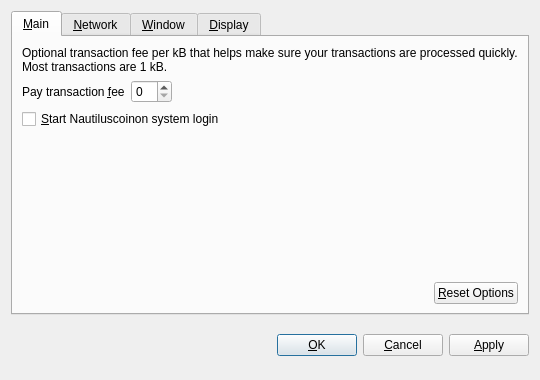
Before: the Qt Designer form src/qt/forms/optionsdialog.ui in bryceweiner/nautiluscoin, drawn with Qt 5.
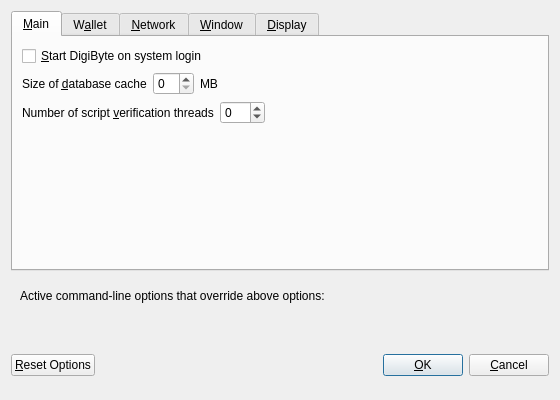
After: the same form once the commit is applied. Custom widgets are drawn as their Qt base class.

Commit message: Import of DigiByte 2.9.1 codebase

```diff
--- a/src/qt/forms/optionsdialog.ui
+++ b/src/qt/forms/optionsdialog.ui
@@ -6,8 +6,8 @@
    <rect>
     <x>0</x>
     <y>0</y>
-    <width>540</width>
-    <height>380</height>
+    <width>560</width>
+    <height>400</height>
    </rect>
   </property>
   <property name="windowTitle">
@@ -19,9 +19,6 @@
   <layout class="QVBoxLayout" name="verticalLayout">
    <item>
     <widget class="QTabWidget" name="tabWidget">
-     <property name="tabPosition">
-      <enum>QTabWidget::North</enum>
-     </property>
      <property name="currentIndex">
       <number>0</number>
      </property>
@@ -31,6 +28,122 @@
       </attribute>
       <layout class="QVBoxLayout" name="verticalLayout_Main">
        <item>
+        <widget class="QCheckBox" name="digibyteAtStartup">
+         <property name="toolTip">
+          <string>Automatically start DigiByte after logging in to the system.</string>
+         </property>
+         <property name="text">
+          <string>&amp;Start DigiByte on system login</string>
+         </property>
+        </widget>
+       </item>
+       <item>
+        <layout class="QHBoxLayout" name="horizontalLayout_2_Main">
+         <item>
+          <widget class="QLabel" name="databaseCacheLabel">
+           <property name="text">
+            <string>Size of &amp;database cache</string>
+           </property>
+           <property name="textFormat">
+            <enum>Qt::PlainText</enum>
+           </property>
+           <property name="buddy">
+            <cstring>databaseCache</cstring>
+           </property>
+          </widget>
+         </item>
+         <item>
+          <widget class="QSpinBox" name="databaseCache"/>
+         </item>
+         <item>
+          <widget class="QLabel" name="databaseCacheUnitLabel">
+           <property name="text">
+            <string>MB</string>
+           </property>
+           <property name="textFormat">
+            <enum>Qt::PlainText</enum>
+           </property>
+          </widget>
+         </item>
+         <item>
+          <spacer name="horizontalSpacer_2_Main">
+           <property name="orientation">
+            <enum>Qt::Horizontal</enum>
+           </property>
+           <property name="sizeHint" stdset="0">
+            <size>
+             <width>40</width>
+             <height>20</height>
+            </size>
+           </property>
+          </spacer>
+         </item>
+        </layout>
+       </item>
+       <item>
+        <layout class="QHBoxLayout" name="horizontalLayout_3_Main">
+         <item>
+          <widget class="QLabel" name="threadsScriptVerifLabel">
+           <property name="text">
+            <string>Number of script &amp;verification threads</string>
+           </property>
+           <property name="textFormat">
+            <enum>Qt::PlainText</enum>
+           </property>
+           <property name="buddy">
+            <cstring>threadsScriptVerif</cstring>
+           </property>
+          </widget>
+         </item>
+         <item>
+          <widget class="QSpinBox" name="threadsScriptVerif">
+           <property name="toolTip">
+            <string>Set the number of script verification threads (up to 16, 0 = auto, &lt;0 = leave that many cores free, default: 0)</string>
+           </property>
+           <property name="minimum">
+            <number>-16</number>
+           </property>
+           <property name="maximum">
+            <number>16</number>
+           </property>
+          </widget>
+         </item>
+         <item>
+          <spacer name="horizontalSpacer_3_Main">
+           <property name="orientation">
+            <enum>Qt::Horizontal</enum>
+           </property>
+           <property name="sizeHint" stdset="0">
+            <size>
+             <width>40</width>
+             <height>20</height>
+            </size>
+           </property>
+          </spacer>
+         </item>
+        </layout>
+       </item>
+       <item>
+        <spacer name="verticalSpacer_Main">
+         <property name="orientation">
+          <enum>Qt::Vertical</enum>
+         </property>
+         <property name="sizeHint" stdset="0">
+          <size>
+           <width>20</width>
+           <height>40</height>
+          </size>
+         </property>
+        </spacer>
+       </item>
+      </layout>
+     </widget>
+     <widget class="QWidget" name="tabWallet">
+      <attribute name="title">
+       <string>W&amp;allet</string>
+      </attribute>
+      <layout class="QVBoxLayout" name="verticalLayout_Wallet">
+       <item>
         <widget class="QLabel" name="transactionFeeInfoLabel">
          <property name="text">
           <string>Optional transaction fee per kB that helps make sure your transactions are processed quickly. Most transactions are 1 kB.</string>
@@ -44,7 +157,7 @@
         </widget>
        </item>
        <item>
-        <layout class="QHBoxLayout" name="horizontalLayout_1_Main">
+        <layout class="QHBoxLayout" name="horizontalLayout_1_Wallet">
          <item>
           <widget class="QLabel" name="transactionFeeLabel">
            <property name="text">
@@ -59,7 +172,7 @@
           </widget>
          </item>
          <item>
-          <widget class="BitcoinAmountField" name="transactionFee"/>
+          <widget class="DigiByteAmountField" name="transactionFee"/>
          </item>
          <item>
           <spacer name="horizontalSpacer_1_Main">
@@ -77,17 +190,17 @@
         </layout>
        </item>
        <item>
-        <widget class="QCheckBox" name="bitcoinAtStartup">
-         <property name="toolTip">
-          <string>Automatically start Nautiluscoinafter logging in to the system.</string>
+        <widget class="QLabel" name="spendZeroConfChangeInfoLabel">
+         <property name="text">
+          <string>If you disable the spending of unconfirmed change, the change from a transaction cannot be used until that transaction has at least one confirmation. This also affects how your balance is computed.</string>
          </property>
          <property name="text">
-          <string>&amp;Start Nautiluscoinon system login</string>
+          <string>&amp;Spend unconfirmed change (experts only)</string>
          </property>
         </widget>
        </item>
        <item>
-        <spacer name="verticalSpacer_Main">
+        <spacer name="verticalSpacer_Wallet">
          <property name="orientation">
           <enum>Qt::Vertical</enum>
          </property>
@@ -99,36 +212,6 @@
          </property>
         </spacer>
        </item>
-       <item>
-        <layout class="QHBoxLayout" name="horizontalLayout_2_Main">
-         <item>
-          <spacer name="horizontalSpacer_2_Main">
-           <property name="orientation">
-            <enum>Qt::Horizontal</enum>
-           </property>
-           <property name="sizeHint" stdset="0">
-            <size>
-             <width>40</width>
-             <height>20</height>
-            </size>
-           </property>
-          </spacer>
-         </item>
-         <item>
-          <widget class="QPushButton" name="resetButton">
-           <property name="toolTip">
-            <string>Reset all client options to default.</string>
-           </property>
-           <property name="text">
-            <string>&amp;Reset Options</string>
-           </property>
-           <property name="autoDefault">
-            <bool>false</bool>
-           </property>
-          </widget>
-         </item>
-        </layout>
-       </item>
       </layout>
      </widget>
      <widget class="QWidget" name="tabNetwork">
@@ -380,8 +463,67 @@
      </widget>
     </widget>
    </item>
+   <item>
+    <widget class="QFrame" name="frame">
+     <layout class="QVBoxLayout" name="verticalLayout_Bottom">
+      <item>
+       <layout class="QHBoxLayout" name="horizontalLayout_Bottom">
+        <item>
+         <widget class="QLabel" name="overriddenByCommandLineInfoLabel">
+          <property name="text">
+           <string>Active command-line options that override above options:</string>
+          </property>
+          <property name="textFormat">
+           <enum>Qt::PlainText</enum>
+          </property>
+         </widget>
+        </item>
+        <item>
+         <spacer name="horizontalSpacer_Bottom">
+          <property name="orientation">
+           <enum>Qt::Horizontal</enum>
+          </property>
+          <property name="sizeHint" stdset="0">
+           <size>
+            <width>40</width>
+            <height>20</height>
+           </size>
+          </property>
+         </spacer>
+        </item>
+       </layout>
+      </item>
+      <item>
+       <widget class="QLabel" name="overriddenByCommandLineLabel">
+        <property name="text">
+         <string/>
+        </property>
+        <property name="textFormat">
+         <enum>Qt::PlainText</enum>
+        </property>
+        <property name="wordWrap">
+         <bool>true</bool>
+        </property>
+       </widget>
+      </item>
+     </layout>
+    </widget>
+   </item>
    <item>
     <layout class="QHBoxLayout" name="horizontalLayout_Buttons">
+     <item>
+      <widget class="QPushButton" name="resetButton">
+       <property name="toolTip">
+        <string>Reset all client options to default.</string>
+       </property>
+       <property name="text">
+        <string>&amp;Reset Options</string>
+       </property>
+       <property name="autoDefault">
+        <bool>false</bool>
+       </property>
+      </widget>
+     </item>
      <item>
       <spacer name="horizontalSpacer_1">
        <property name="orientation">
@@ -397,6 +539,12 @@
      </item>
      <item>
       <widget class="QLabel" name="statusLabel">
+       <property name="minimumSize">
+        <size>
+         <width>200</width>
+         <height>0</height>
+        </size>
+       </property>
        <property name="font">
         <font>
          <weight>75</weight>
@@ -444,36 +592,27 @@
        </property>
       </widget>
      </item>
-     <item>
-      <widget class="QPushButton" name="applyButton">
-       <property name="text">
-        <string>&amp;Apply</string>
-       </property>
-       <property name="autoDefault">
-        <bool>false</bool>
-       </property>
-      </widget>
-     </item>
     </layout>
    </item>
   </layout>
  </widget>
  <customwidgets>
   <customwidget>
-   <class>BitcoinAmountField</class>
-   <extends>QSpinBox</extends>
-   <header>bitcoinamountfield.h</header>
+   <class>DigiByteAmountField</class>
+   <extends>QLineEdit</extends>
+   <header>digibyteamountfield.h</header>
+   <container>1</container>
+  </customwidget>
+  <customwidget>
+   <class>QValidatedLineEdit</class>
+   <extends>QLineEdit</extends>
+   <header>qvalidatedlineedit.h</header>
   </customwidget>
   <customwidget>
    <class>QValueComboBox</class>
    <extends>QComboBox</extends>
    <header>qvaluecombobox.h</header>
   </customwidget>
-  <customwidget>
-   <class>QValidatedLineEdit</class>
-   <extends>QLineEdit</extends>
-   <header>qvalidatedlineedit.h</header>
-  </customwidget>
  </customwidgets>
  <resources/>
  <connections/>
```
Left out of the diff: 50 changed lines with no effect on the pictures. The commit also changes 898 other files.
